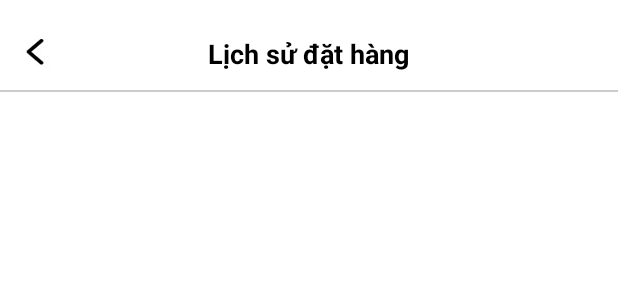
After one commit to bichsonnhat/HachikoCoffee, an Android app: the layout order_history.xml on its own in the app's theme, with its tools: preview values and no code run, on a phone screen of 412 x 824 dp. The commit adds this screen. Shown: the top 300 px of the screen. Run offline under Robolectric (Android 15) with nearby library versions, the phone set to English and light mode, and no system bars.

Commit message:
update: notification_detail and order_history

```diff
--- /dev/null
+++ b/app/src/main/res/layout/order_history.xml
@@ -0,0 +1,91 @@
+<?xml version="1.0" encoding="utf-8"?>
+<layout xmlns:android="http://schemas.android.com/apk/res/android"
+    xmlns:app="http://schemas.android.com/apk/res-auto"
+    xmlns:tools="http://schemas.android.com/tools"
+    tools:context=".InfoAccountLoginActivity">
+
+    <RelativeLayout
+        android:layout_width="match_parent"
+        android:layout_height="match_parent"
+        android:background="@color/white">
+
+        <Button
+            android:id="@+id/btnback"
+            android:layout_width="25dp"
+            android:layout_height="22dp"
+            android:layout_marginLeft="11dp"
+            android:layout_marginTop="23dp"
+            android:background="@drawable/icon_back"
+            app:backgroundTint="@null" />
+
+        <TextView
+            android:layout_width="wrap_content"
+            android:layout_height="wrap_content"
+            android:layout_centerHorizontal="true"
+            android:layout_marginTop="23dp"
+            android:text="Lịch sử đặt hàng"
+            android:textSize="18sp"
+            android:textStyle="bold"/>
+
+        <View
+            android:layout_width="match_parent"
+            android:layout_height="1dp"
+            android:background="#CCCCCC"
+            android:layout_marginTop="60dp" />
+
+        <RelativeLayout
+            android:layout_width="match_parent"
+            android:layout_height="match_parent"
+            android:layout_marginTop="62dp"
+            android:background="@color/white">
+
+            <TabHost
+                android:id="@+id/tab"
+                android:layout_width="match_parent"
+                android:layout_height="match_parent" >
+
+                <LinearLayout
+                    android:layout_width="match_parent"
+                    android:layout_height="match_parent"
+                    android:orientation="vertical">
+
+                    <TabWidget
+                        android:id="@android:id/tabs"
+                        android:layout_width="match_parent"
+                        android:layout_height="wrap_content"
+                        />
+
+                    <FrameLayout
+                        android:id="@android:id/tabcontent"
+                        android:layout_width="match_parent"
+                        android:layout_height="match_parent">
+
+                        <LinearLayout
+                            android:id="@+id/tab1"
+                            android:layout_width="match_parent"
+                            android:layout_height="match_parent"
+                            android:orientation="vertical" >
+
+                        </LinearLayout>
+
+                        <LinearLayout
+                            android:id="@+id/tab2"
+                            android:layout_width="match_parent"
+                            android:layout_height="match_parent"
+                            android:orientation="vertical" >
+
+                        </LinearLayout>
+
+                        <LinearLayout
+                            android:id="@+id/tab3"
+                            android:layout_width="match_parent"
+                            android:layout_height="match_parent"
+                            android:orientation="vertical" >
+
+                        </LinearLayout>
+                    </FrameLayout>
+                </LinearLayout>
+            </TabHost>
+        </RelativeLayout>
+    </RelativeLayout>
+</layout>
--- a/app/src/main/res/layout/view_voucher.xml
+++ b/app/src/main/res/layout/view_voucher.xml
@@ -3,8 +3,7 @@
     xmlns:app="http://schemas.android.com/apk/res-auto"
     xmlns:tools="http://schemas.android.com/tools"
     android:layout_width="match_parent"
-    android:layout_height="match_parent"
-    tools:context=".Activity.MainActivity">
+    android:layout_height="match_parent">
 
     <FrameLayout
         android:id="@+id/frame_layout"
```
Also changed, not shown: app/src/main/AndroidManifest.xml (+16 -1 lines), app/src/main/java/com/example/hachikocoffee/NotificationDetail.java (added, +28 -0 lines), app/src/main/java/com/example/hachikocoffee/OrderHistory.java (added, +68 -0 lines), app/src/main/res/layout/notification_detail.xml (added, +53 -0 lines).
